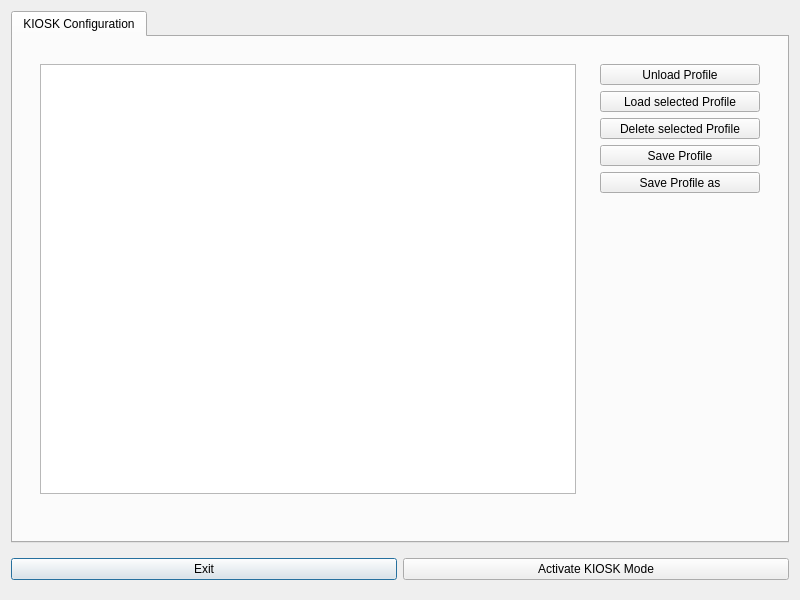
Old version of the form kiosk.ui in the repository valueerrorx/life-kiosk.
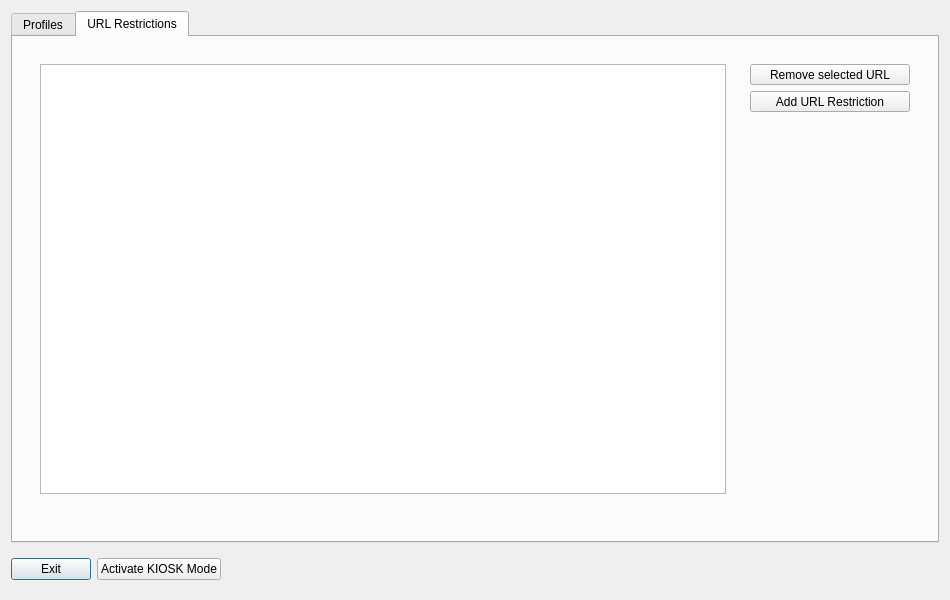
New version of the form. The open tabs and pages were chosen to show the change. Icons and pictures are not drawn.

Commit message: added url restrictions for local folders

```diff
--- a/kiosk.ui
+++ b/kiosk.ui
@@ -7,7 +7,7 @@
    <rect>
     <x>0</x>
     <y>0</y>
-    <width>800</width>
+    <width>950</width>
     <height>600</height>
    </rect>
   </property>
@@ -19,7 +19,7 @@
   </property>
   <property name="minimumSize">
    <size>
-    <width>800</width>
+    <width>950</width>
     <height>600</height>
    </size>
   </property>
@@ -35,7 +35,7 @@
   <property name="modal">
    <bool>false</bool>
   </property>
-  <layout class="QVBoxLayout" name="verticalLayout_3">
+  <layout class="QVBoxLayout" name="verticalLayout_5">
    <item>
     <widget class="QTabWidget" name="tabWidget">
      <property name="font">
@@ -63,12 +63,18 @@
      <property name="currentIndex">
       <number>0</number>
      </property>
+     <property name="iconSize">
+      <size>
+       <width>24</width>
+       <height>24</height>
+      </size>
+     </property>
      <widget class="QWidget" name="tab">
       <attribute name="icon">
        <iconset theme="adjustlevels"/>
       </attribute>
       <attribute name="title">
-       <string>KIOSK Configuration</string>
+       <string>Profiles</string>
       </attribute>
       <layout class="QVBoxLayout" name="verticalLayout">
        <item>
@@ -248,6 +254,117 @@
        </item>
       </layout>
      </widget>
+     <widget class="QWidget" name="tab_2">
+      <attribute name="icon">
+       <iconset theme="folder-locked"/>
+      </attribute>
+      <attribute name="title">
+       <string>URL Restrictions</string>
+      </attribute>
+      <layout class="QVBoxLayout" name="verticalLayout_3">
+       <item>
+        <widget class="QWidget" name="widget_5" native="true">
+         <layout class="QHBoxLayout" name="horizontalLayout_3">
+          <item>
+           <widget class="QWidget" name="widget_7" native="true">
+            <layout class="QVBoxLayout" name="verticalLayout_6">
+             <item>
+              <widget class="QListWidget" name="urllist">
+               <property name="sortingEnabled">
+                <bool>true</bool>
+               </property>
+              </widget>
+             </item>
+             <item>
+              <spacer name="horizontalSpacer_2">
+               <property name="orientation">
+                <enum>Qt::Horizontal</enum>
+               </property>
+               <property name="sizeHint" stdset="0">
+                <size>
+                 <width>40</width>
+                 <height>20</height>
+                </size>
+               </property>
+              </spacer>
+             </item>
+            </layout>
+           </widget>
+          </item>
+          <item>
+           <widget class="QWidget" name="widget_6" native="true">
+            <layout class="QVBoxLayout" name="verticalLayout_7">
+             <item>
+              <widget class="QToolButton" name="delurl">
+               <property name="minimumSize">
+                <size>
+                 <width>160</width>
+                 <height>0</height>
+                </size>
+               </property>
+               <property name="text">
+                <string>Remove selected URL</string>
+               </property>
+               <property name="icon">
+                <iconset theme="document-close"/>
+               </property>
+               <property name="iconSize">
+                <size>
+                 <width>24</width>
+                 <height>24</height>
+                </size>
+               </property>
+               <property name="toolButtonStyle">
+                <enum>Qt::ToolButtonTextUnderIcon</enum>
+               </property>
+              </widget>
+             </item>
+             <item>
+              <widget class="QToolButton" name="addurl">
+               <property name="minimumSize">
+                <size>
+                 <width>160</width>
+                 <height>0</height>
+                </size>
+               </property>
+               <property name="text">
+                <string>Add URL Restriction</string>
+               </property>
+               <property name="icon">
+                <iconset theme="document-new"/>
+               </property>
+               <property name="iconSize">
+                <size>
+                 <width>24</width>
+                 <height>24</height>
+                </size>
+               </property>
+               <property name="toolButtonStyle">
+                <enum>Qt::ToolButtonTextUnderIcon</enum>
+               </property>
+              </widget>
+             </item>
+             <item>
+              <spacer name="verticalSpacer_2">
+               <property name="orientation">
+                <enum>Qt::Vertical</enum>
+               </property>
+               <property name="sizeHint" stdset="0">
+                <size>
+                 <width>20</width>
+                 <height>40</height>
+                </size>
+               </property>
+              </spacer>
+             </item>
+            </layout>
+           </widget>
+          </item>
+         </layout>
+        </widget>
+       </item>
+      </layout>
+     </widget>
     </widget>
    </item>
    <item>
@@ -279,6 +396,19 @@
         </property>
        </widget>
       </item>
+      <item>
+       <spacer name="horizontalSpacer">
+        <property name="orientation">
+         <enum>Qt::Horizontal</enum>
+        </property>
+        <property name="sizeHint" stdset="0">
+         <size>
+          <width>40</width>
+          <height>20</height>
+         </size>
+        </property>
+       </spacer>
+      </item>
      </layout>
     </widget>
    </item>
```
Left out of the diff: 8 changed lines with no effect on the pictures. The commit also changes 6 other files.
